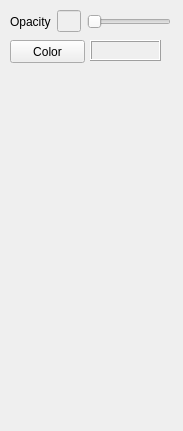
This is src/mafPluginVTK/mafPipeVisualSurface.ui in tartarini/MAF3 as Qt 5 draws it before an edit. The edited form follows.
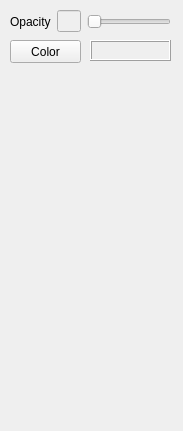
This is the edited form.

Commit message: set scalar visibility to visual pipe surface

Diff of the .ui file:
```diff
--- a/src/mafPluginVTK/mafPipeVisualSurface.ui
+++ b/src/mafPluginVTK/mafPipeVisualSurface.ui
@@ -100,7 +100,7 @@
     <rect>
      <x>10</x>
      <y>40</y>
-     <width>75</width>
+     <width>71</width>
      <height>23</height>
     </rect>
    </property>
@@ -119,7 +119,7 @@
     <rect>
      <x>90</x>
      <y>40</y>
-     <width>71</width>
+     <width>81</width>
      <height>21</height>
     </rect>
    </property>
```
The commit also changes 2 other files.
